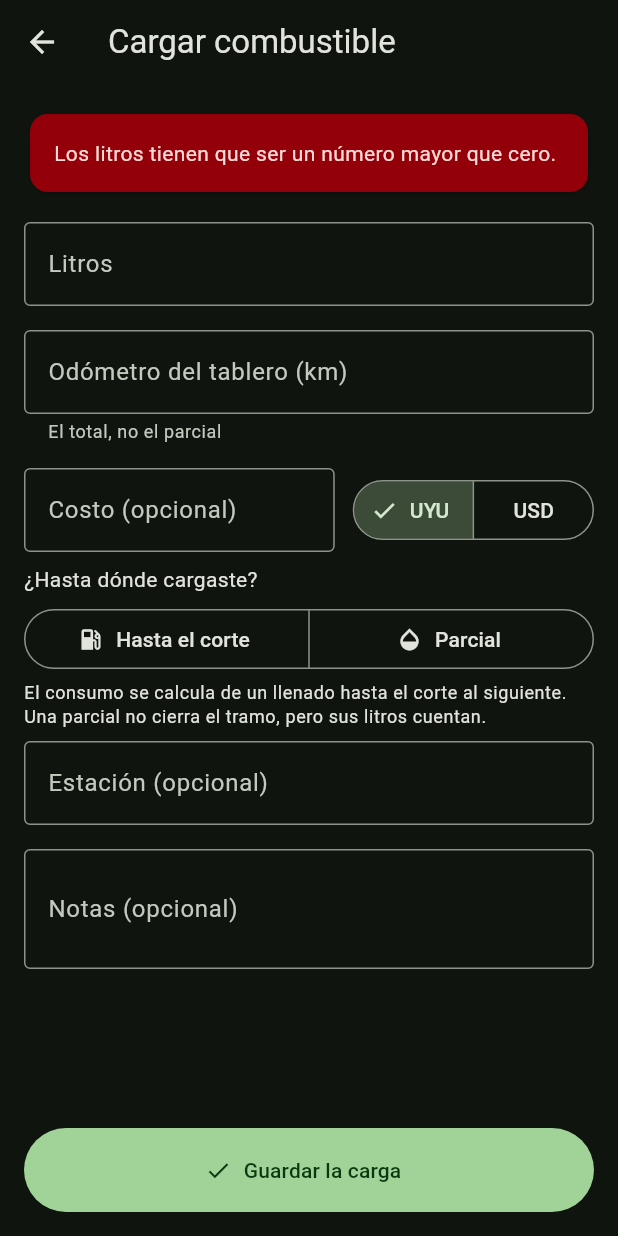
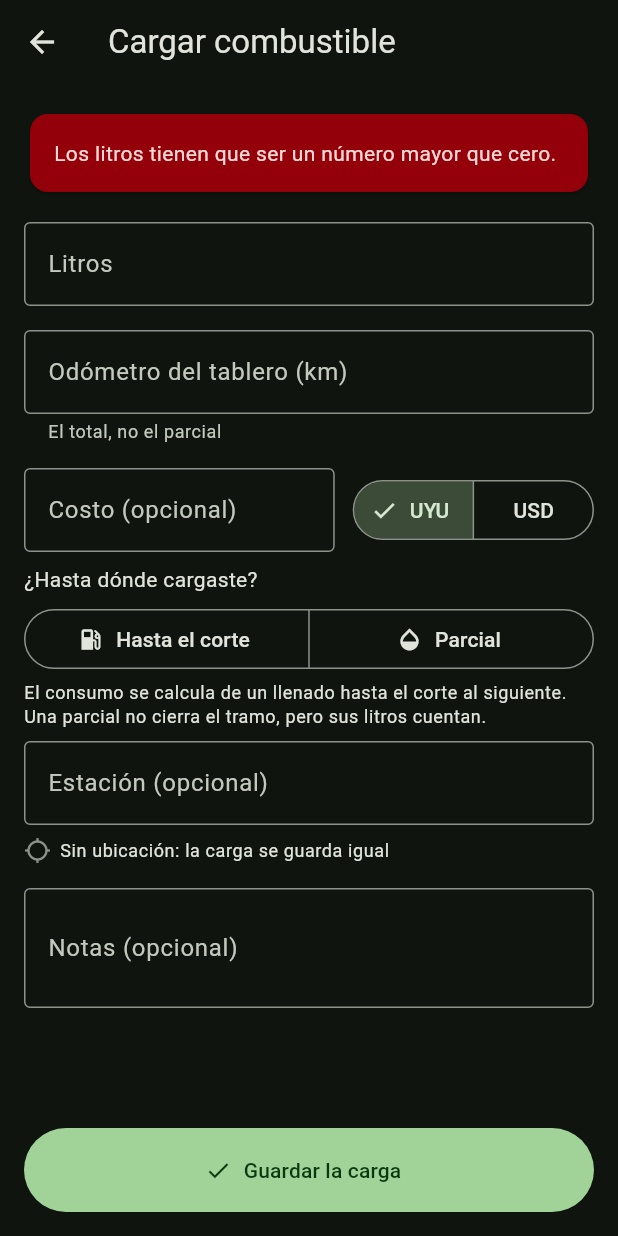
Before and after one commit to maurogasta-crypto/sitd-hilux, a Flutter app: the PantallaCarga screen opened directly, after a tap on "Guardar la carga", on a phone screen of 412 x 824 dp. Run offline on Flutter 3.47's test engine with Material 3 defaults, Android fonts, the phone set to English and light mode, and no system bars; our stand-ins replace file_picker, geolocator, permission_handler, sensors_plus, share_plus, wakelock_plus; missing offline and left inert: sqlite3.

Commit message:
sitd-53: consumo en km/L y la ubicación de la estación con cada carga
Esquema 12: lat, lon y precision_m en cargas. Se toma al abrir el
formulario y nunca traba; no viaja en el reporte para desarrollo.

Co-Authored-By: Claude Opus 5.5 <noreply@anthropic.com>
Claude-Session: https://claude.ai/code/session_01EziAxJdqEDKFcQGws5uW49

```diff
--- a/lib/core/version.dart
+++ b/lib/core/version.dart
@@ -7,7 +7,7 @@
 library;
 
 /// Sello de la aplicación entera. Sube en cada tanda.
-const String selloApp = 'sitd-52';
+const String selloApp = 'sitd-53';
 
 /// Etapa del proyecto, tal como la definió el plan: 1 es desarrollo sobre el
 /// Redmi 15, 2 es producción sobre el Redmi Note 9 montado en la cabina.
--- a/lib/features/combustible/carga.dart
+++ b/lib/features/combustible/carga.dart
@@ -32,6 +32,15 @@ class Carga {
   final String? estacion;
   final String? notas;
 
+  /// Dónde se cargó (`sitd-53`): para reconocer la estación después. `null`
+  /// si al guardar el teléfono no tenía posición. **No viaja en el reporte
+  /// para desarrollo**, que no lleva una sola coordenada.
+  final double? lat;
+  final double? lon;
+
+  /// Con cuántos metros de error se tomó esa posición.
+  final double? precisionM;
+
   const Carga({
     required this.t,
     required this.litros,
@@ -42,7 +51,12 @@ class Carga {
     this.tanqueLleno = true,
     this.estacion,
     this.notas,
+    this.lat,
+    this.lon,
+    this.precisionM,
   });
+
+  bool get tieneLugar => lat != null && lon != null;
 
   /// Qué tiene de malo esta carga, o `null` si está bien.
   ///
--- a/lib/features/combustible/registro_cargas.dart
+++ b/lib/features/combustible/registro_cargas.dart
@@ -23,7 +23,8 @@ class RegistroDeCargas {
     if (problema != null) throw ArgumentError(problema);
     base.db.execute(
       'INSERT INTO cargas (t, litros, costo, moneda, odo_tablero, '
-      'tanque_lleno, estacion, notas) VALUES (?, ?, ?, ?, ?, ?, ?, ?)',
+      'tanque_lleno, estacion, notas, lat, lon, precision_m) '
+      'VALUES (?, ?, ?, ?, ?, ?, ?, ?, ?, ?, ?)',
       [
         c.t,
         c.litros,
@@ -33,6 +34,9 @@ class RegistroDeCargas {
         c.tanqueLleno ? 1 : 0,
         c.estacion,
         c.notas,
+        c.lat,
+        c.lon,
+        c.precisionM,
       ],
     );
     return base.db.lastInsertRowId;
@@ -66,6 +70,9 @@ class RegistroDeCargas {
           tanqueLleno: (f['tanque_lleno'] as int) != 0,
           estacion: f['estacion'] as String?,
           notas: f['notas'] as String?,
+          lat: (f['lat'] as num?)?.toDouble(),
+          lon: (f['lon'] as num?)?.toDouble(),
+          precisionM: (f['precision_m'] as num?)?.toDouble(),
         ),
       )
       .toList();
--- a/lib/ui/pantalla_carga.dart
+++ b/lib/ui/pantalla_carga.dart
@@ -1,5 +1,6 @@
 import 'package:flutter/material.dart';
 import 'package:flutter/services.dart';
+import 'package:geolocator/geolocator.dart';
 
 import '../features/combustible/carga.dart';
 
@@ -14,13 +15,75 @@ class PantallaCarga extends StatefulWidget {
   /// La última lectura del odómetro que se conoce, para proponerla.
   final double? odometroPrevio;
 
-  const PantallaCarga({super.key, this.odometroPrevio});
+  /// Dónde está el teléfono (`sitd-53`). Por defecto, el GPS; el banco pone
+  /// otra cosa.
+  final Future<LugarDeCarga?> Function() ubicar;
+
+  const PantallaCarga({
+    super.key,
+    this.odometroPrevio,
+    this.ubicar = ubicarConGps,
+  });
 
   @override
   State<PantallaCarga> createState() => _PantallaCargaState();
 }
 
+/// La posición de una carga: dónde y con cuánto error.
+typedef LugarDeCarga = ({double lat, double lon, double precision});
+
+/// Pide UNA posición al GPS, hasta 20 s. Si no llega, la última conocida si
+/// tiene menos de 10 minutos (parado en la estación, sigue siendo ésa). No
+/// lanza: sin posición, la carga se guarda igual.
+Future<LugarDeCarga?> ubicarConGps() async {
+  try {
+    final permiso = await Geolocator.checkPermission();
+    if (permiso == LocationPermission.denied ||
+        permiso == LocationPermission.deniedForever) {
+      return null;
+    }
+    Position? p;
+    try {
+      p = await Geolocator.getCurrentPosition(
+        locationSettings: const LocationSettings(
+          accuracy: LocationAccuracy.high,
+          timeLimit: Duration(seconds: 20),
+        ),
+      );
+    } catch (_) {
+      final u = await Geolocator.getLastKnownPosition();
+      if (u != null &&
+          DateTime.now().difference(u.timestamp) <
+              const Duration(minutes: 10)) {
+        p = u;
+      }
+    }
+    if (p == null) return null;
+    return (lat: p.latitude, lon: p.longitude, precision: p.accuracy);
+  } catch (_) {
+    return null;
+  }
+}
+
 class _PantallaCargaState extends State<PantallaCarga> {
+  // sitd-53: la posición se pide al ABRIR, así cuando se termina de teclear
+  // ya está. `_buscando` mientras tanto.
+  LugarDeCarga? _lugar;
+  bool _buscando = true;
+
+  @override
+  void initState() {
+    super.initState();
+    widget.ubicar().then((l) {
+      if (mounted) {
+        setState(() {
+          _lugar = l;
+          _buscando = false;
+        });
+      }
+    });
+  }
+
   final _litros = TextEditingController();
   final _costo = TextEditingController();
   final _odometro = TextEditingController();
@@ -59,6 +122,9 @@ class _PantallaCargaState extends State<PantallaCarga> {
       tanqueLleno: _lleno ?? true,
       estacion: _estacion.text.trim().isEmpty ? null : _estacion.text.trim(),
       notas: _notas.text.trim().isEmpty ? null : _notas.text.trim(),
+      lat: _lugar?.lat,
+      lon: _lugar?.lon,
+      precisionM: _lugar?.precision,
     );
 
     var problema = carga.problema;
@@ -199,6 +265,28 @@ class _PantallaCargaState extends State<PantallaCarga> {
               border: OutlineInputBorder(),
             ),
           ),
+          const SizedBox(height: 8),
+          Row(
+            children: [
+              Icon(
+                _lugar != null ? Icons.place : Icons.location_searching,
+                size: 18,
+                color: Theme.of(context).colorScheme.outline,
+              ),
+              const SizedBox(width: 6),
+              Expanded(
+                child: Text(
+                  _buscando
+                      ? 'Tomando la ubicación de la estación…'
+                      : _lugar != null
+                      ? 'Ubicación de la estación guardada con la carga '
+                            '(±${_lugar!.precision.round()} m)'
+                      : 'Sin ubicación: la carga se guarda igual',
+                  style: Theme.of(context).textTheme.bodySmall,
+                ),
+              ),
+            ],
+          ),
           const SizedBox(height: 16),
           TextField(
             controller: _notas,
--- a/lib/ui/pantalla_combustible.dart
+++ b/lib/ui/pantalla_combustible.dart
@@ -305,7 +305,8 @@ class _FilaCarga extends StatelessWidget {
         '${carga.odoTablero.toStringAsFixed(0)} km'
         '${carga.tanqueLleno ? " · hasta el corte" : " · parcial"}'
         '${precio == null ? "" : " · ${formatearDinero(precio, carga.moneda)}/L"}'
-        '${carga.estacion == null ? "" : " · ${carga.estacion}"}',
+        '${carga.estacion == null ? "" : " · ${carga.estacion}"}'
+        '${carga.tieneLugar ? " · 📍" : ""}',
       ),
     );
   }
```
Also changed, not shown: lib/core/db/esquema.dart (+10 -1 lines), lib/ui/formato.dart (+7 -3 lines), 6 other files.
